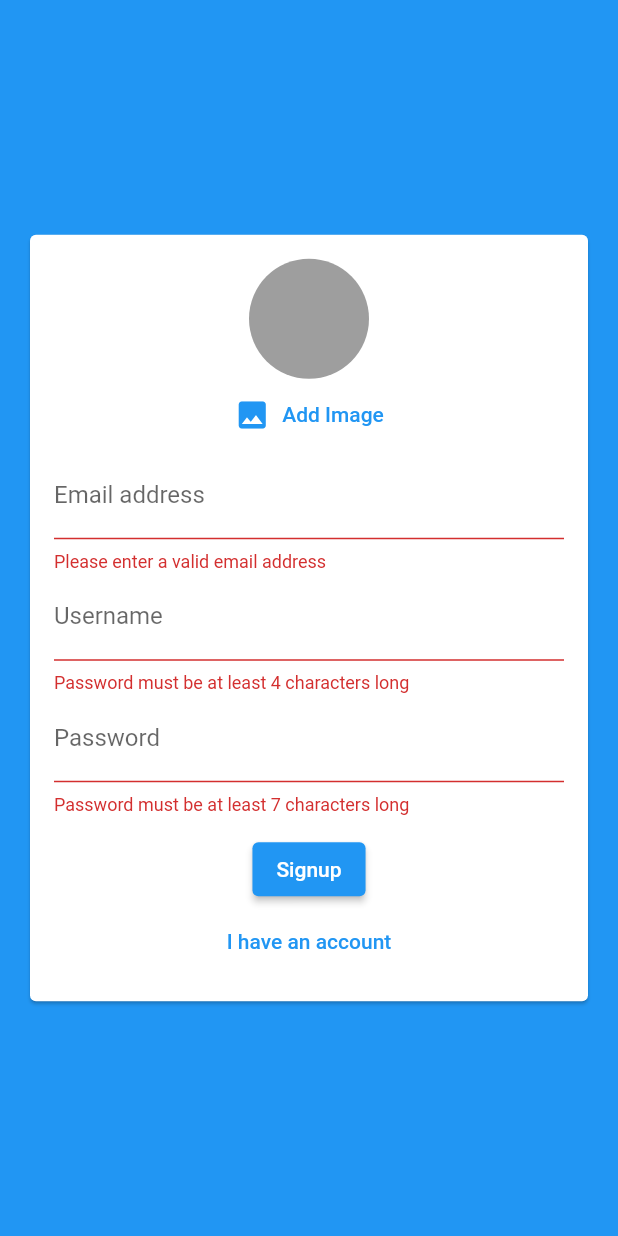
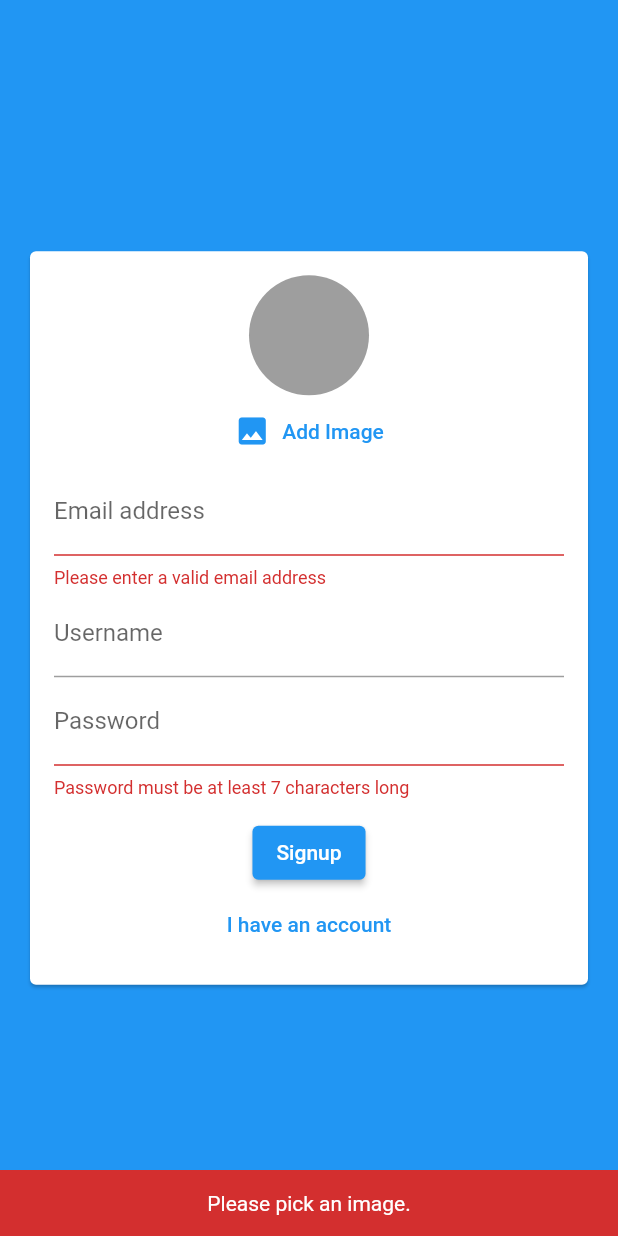
Before and after one commit to bunyawats/flutter_dart_complete_guide, a Flutter app: the AuthScreen screen opened directly, after a tap on "Login", after a tap on "Create new account", after a tap on "Signup", on a phone screen of 412 x 824 dp. Run offline on Flutter 3.47's test engine with Material 2 defaults, Android fonts, the phone set to English and light mode, and no system bars; our stand-ins replace cloud_firestore, firebase_auth, firebase_core, google_maps_flutter, image_picker, location and 2 more; missing offline and left inert: cloud_firestore_web, firebase_auth_web, firebase_core_web, firebase_storage_web, image_picker_for_web, location_web and 1 more; accounts and stored records are empty.

Commit message:
checkpoint 338. Preparing File Upload & Validating Images

```diff
--- a/lib/chat_app/widgets/auth_form.dart
+++ b/lib/chat_app/widgets/auth_form.dart
@@ -1,3 +1,5 @@
+import 'dart:io';
+
 import 'package:flutter/material.dart';
 
 import '../widgets/user_image_picker.dart';
@@ -29,9 +31,28 @@ class _AuthFormState extends State<AuthForm> {
   var _email = '';
   var _userName = '';
   var _password = '';
+  File? _userImageFile;
+
+  void _pickedImage(File image) {
+    _userImageFile = image;
+  }
 
   void _trySubmit() {
     FocusScope.of(context).unfocus();
+
+    if (_userImageFile == null && !_isLogin) {
+      ScaffoldMessenger.of(context).showSnackBar(
+        SnackBar(
+          content: Text(
+            'Please pick an image.',
+            textAlign: TextAlign.center,
+          ),
+          backgroundColor: Theme.of(context).errorColor,
+        ),
+      );
+      return;
+    }
+
     if (_formKey.currentState?.validate() ?? false) {
       _formKey.currentState?.save();
       widget.onSummit(
@@ -56,7 +77,7 @@ class _AuthFormState extends State<AuthForm> {
               child: Column(
                 mainAxisSize: MainAxisSize.min,
                 children: <Widget>[
-                  if (!_isLogin) UserImagePicker(),
+                  if (!_isLogin) UserImagePicker(_pickedImage),
                   TextFormField(
                     key: ValueKey('email'),
                     validator: (value) {
--- a/lib/chat_app/widgets/user_image_picker.dart
+++ b/lib/chat_app/widgets/user_image_picker.dart
@@ -4,7 +4,9 @@ import 'package:flutter/material.dart';
 import 'package:image_picker/image_picker.dart';
 
 class UserImagePicker extends StatefulWidget {
-  const UserImagePicker({Key? key}) : super(key: key);
+  final void Function(File pickedImage) imagePickFn;
+
+  const UserImagePicker(this.imagePickFn, {Key? key}) : super(key: key);
 
   @override
   _UserImagePickerState createState() => _UserImagePickerState();
@@ -26,6 +28,7 @@ class _UserImagePickerState extends State<UserImagePicker> {
 
     setState(() {
       _pickedImage = File(pickedImageFile.path);
+      widget.imagePickFn(_pickedImage!);
     });
   }
 
```
Also changed, not shown: 2 other files.
